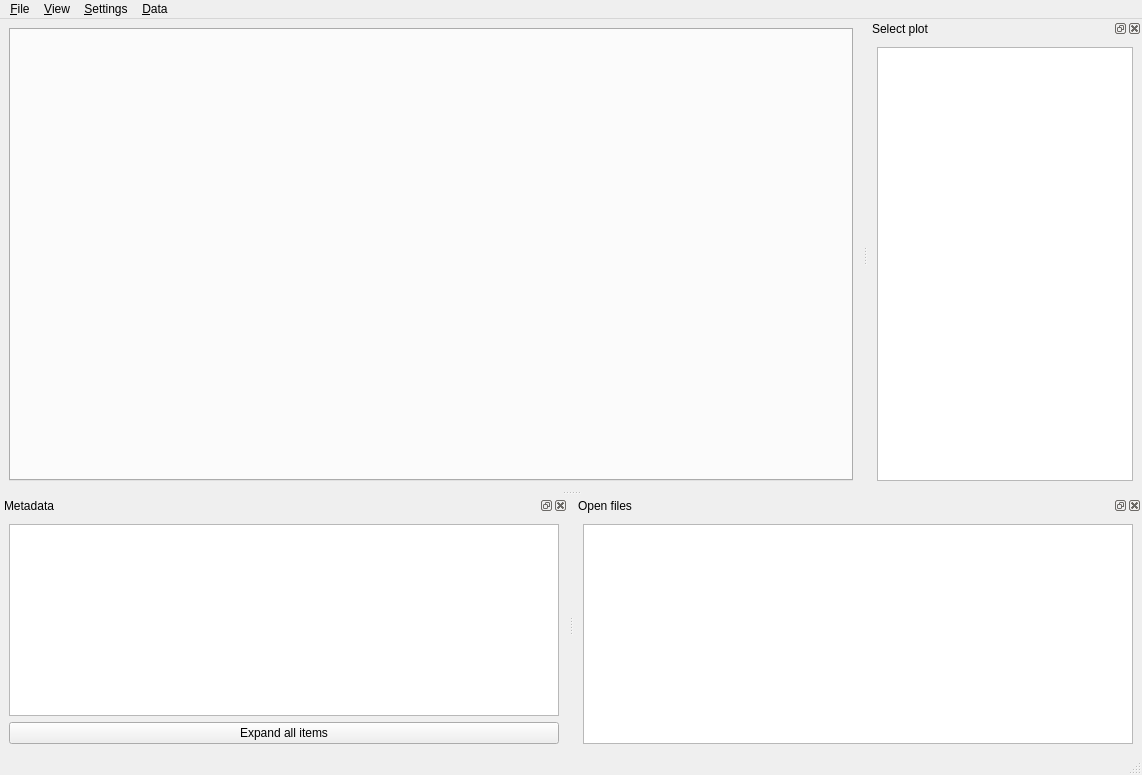
Qt form flent/ui/mainwindow.ui (tohojo/flent) before a commit.
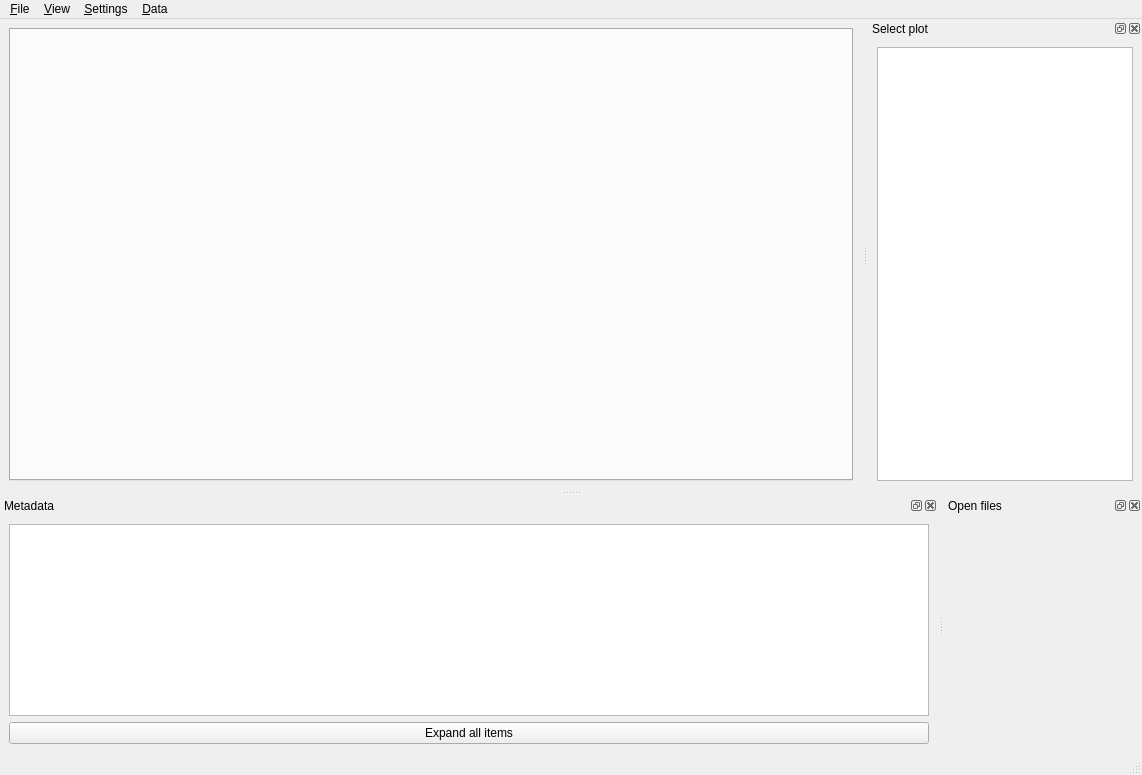
The same form after that commit.

Commit message:
Clean up unused TableView from mainwindow.ui.
This view is now set in the GUI code with a subclassed widget.

The edit to the form file:
```diff
--- a/flent/ui/mainwindow.ui
+++ b/flent/ui/mainwindow.ui
@@ -168,24 +168,7 @@
     <number>8</number>
    </attribute>
    <widget class="QWidget" name="dockWidgetContents_2">
-    <layout class="QGridLayout" name="gridLayout">
-     <item row="0" column="0">
-      <widget class="QTableView" name="openFilesView">
-       <property name="alternatingRowColors">
-        <bool>true</bool>
-       </property>
-       <property name="selectionMode">
-        <enum>QAbstractItemView::NoSelection</enum>
-       </property>
-       <property name="sortingEnabled">
-        <bool>true</bool>
-       </property>
-       <property name="selectionBehavior">
-        <enum>QAbstractItemView::SelectRows</enum>
-       </property>
-      </widget>
-     </item>
-    </layout>
+    <layout class="QGridLayout" name="gridLayout"/>
    </widget>
   </widget>
   <action name="actionQuit">
```
